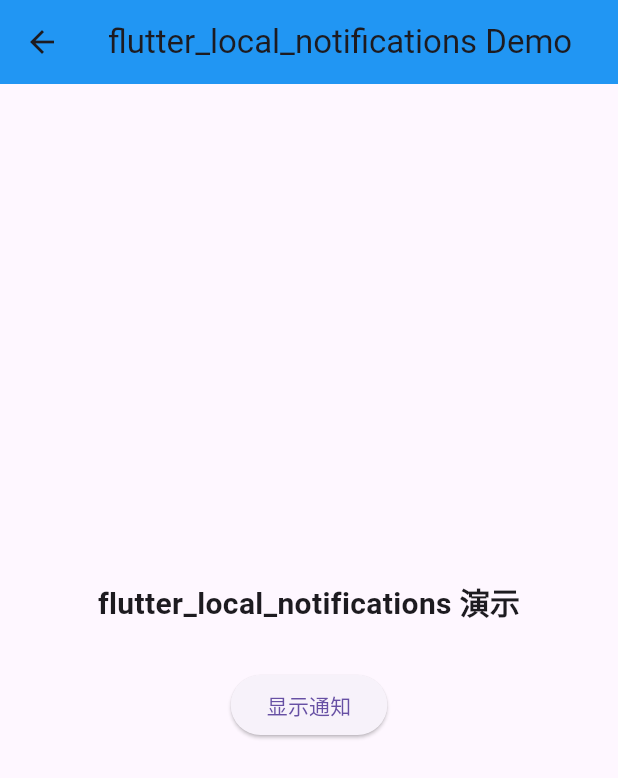
After one commit to haoyuedada/my_app_3_35, a Flutter app: the FlutterLocalNotificationsDemo screen opened directly, after a tap on "显示通知", on a phone screen of 412 x 824 dp. The commit adds this screen. Shown: the top 778 px of the screen. Run offline on Flutter 3.47's test engine with Material 3 defaults, Android fonts, the phone set to English and light mode, and no system bars; our stand-ins replace audioplayers, connectivity_plus, device_info_plus, flutter_local_notifications, fluttertoast, package_info_plus; missing offline and left inert: flutter_inappwebview.

Commit message:
add notifications

```diff
--- /dev/null
+++ b/lib/samples/flutter_local_notifications_demo.dart
@@ -0,0 +1,82 @@
+import 'package:flutter/material.dart';
+import 'package:flutter_local_notifications/flutter_local_notifications.dart';
+
+class FlutterLocalNotificationsDemo extends StatefulWidget {
+  @override
+  _FlutterLocalNotificationsDemoState createState() =>
+      _FlutterLocalNotificationsDemoState();
+}
+
+class _FlutterLocalNotificationsDemoState
+    extends State<FlutterLocalNotificationsDemo> {
+  late FlutterLocalNotificationsPlugin _flutterLocalNotificationsPlugin;
+
+  @override
+  void initState() {
+    super.initState();
+    _initializeNotifications();
+  }
+
+  Future<void> _initializeNotifications() async {
+    // 初始化配置
+    const AndroidInitializationSettings initializationSettingsAndroid =
+        AndroidInitializationSettings('@mipmap/ic_launcher');
+
+    final InitializationSettings initializationSettings =
+        InitializationSettings(
+      android: initializationSettingsAndroid,
+    );
+
+    // 初始化插件
+    _flutterLocalNotificationsPlugin = FlutterLocalNotificationsPlugin();
+    await _flutterLocalNotificationsPlugin.initialize(initializationSettings);
+  }
+
+  // 显示通知
+  Future<void> _showNotification() async {
+    const AndroidNotificationDetails androidPlatformChannelSpecifics =
+        AndroidNotificationDetails(
+      'your_channel_id', // 频道ID
+      'your_channel_name', // 频道名称
+      channelDescription: 'your_channel_description', // 频道描述
+      importance: Importance.max,
+      priority: Priority.high,
+    );
+
+    const NotificationDetails platformChannelSpecifics =
+        NotificationDetails(android: androidPlatformChannelSpecifics);
+
+    await _flutterLocalNotificationsPlugin.show(
+      0, // 通知ID
+      '测试通知标题', // 通知标题
+      '这是一个flutter_local_notifications的测试通知', // 通知内容
+      platformChannelSpecifics,
+    );
+  }
+
+  @override
+  Widget build(BuildContext context) {
+    return Scaffold(
+      appBar: AppBar(
+        title: Text('flutter_local_notifications Demo'),
+        backgroundColor: Colors.blue,
+      ),
+      body: Center(
+        child: Column(
+          mainAxisAlignment: MainAxisAlignment.center,
+          children: [
+            Text(
+              'flutter_local_notifications 演示',
+              style: TextStyle(fontSize: 20, fontWeight: FontWeight.bold),
+            ),
+            SizedBox(height: 30),
+            ElevatedButton(
+              onPressed: _showNotification,
+              child: Text('显示通知'),
+            ),
+          ],
+        ),
+      ),
+    );
+  }
+}
--- a/lib/samples/library_test_home.dart
+++ b/lib/samples/library_test_home.dart
@@ -3,6 +3,7 @@ import 'audioplayers_demo.dart';
 import 'connectivity_plus_demo.dart';
 import 'device_info_plus_demo.dart';
 import 'package_info_plus_demo.dart';
+import 'flutter_local_notifications_demo.dart';
 
 class LibraryTestHome extends StatefulWidget {
   @override
@@ -35,6 +36,12 @@ class _LibraryTestHomeState extends State<LibraryTestHome> {
       description: '应用信息获取功能演示',
       keyword: 'package info package_info_plus 应用 信息',
       builder: (context) => PackageInfoPlusDemo(),
+    ),
+    FunctionItem(
+      title: 'flutter_local_notifications Demo',
+      description: '本地通知功能演示',
+      keyword: 'notification local_notifications 通知 本地通知',
+      builder: (context) => FlutterLocalNotificationsDemo(),
     ),
   ];
 
@@ -102,6 +109,8 @@ class _LibraryTestHomeState extends State<LibraryTestHome> {
       return Icons.devices;
     } else if (title.contains('package_info_plus') || title.contains('应用') || title.contains('版本')) {
       return Icons.info;
+    } else if (title.contains('flutter_local_notifications') || title.contains('通知')) {
+      return Icons.notifications;
     }
     return Icons.apps;
   }
--- a/pubspec.yaml
+++ b/pubspec.yaml
@@ -59,6 +59,11 @@ dependencies:
       url: "https://gitee.com/openharmony-sig/flutter_plus_plugins.git"
       path: "packages/package_info_plus/package_info_plus"
 
+  flutter_local_notifications:
+    git:
+      url: "https://gitee.com/openharmony-sig/fluttertpc_flutter_local_notifications.git"
+      path: "flutter_local_notifications"
+
 dev_dependencies:
   flutter_test:
     sdk: flutter
```
Also changed, not shown: pubspec.lock, 2 other files.
